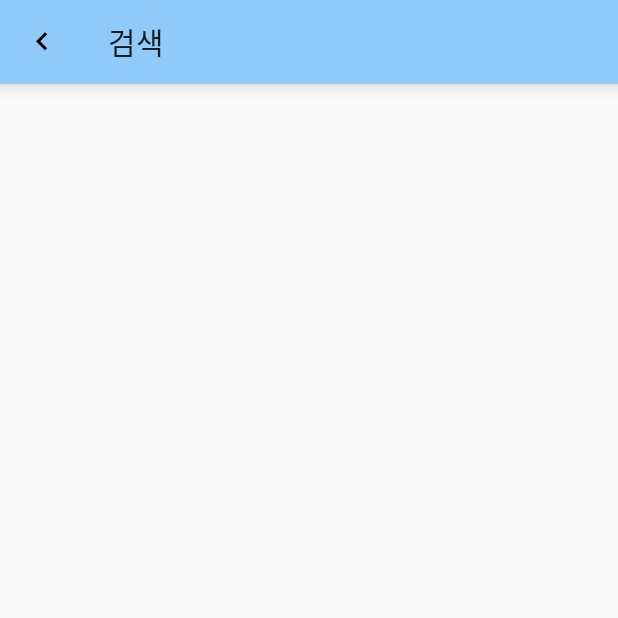
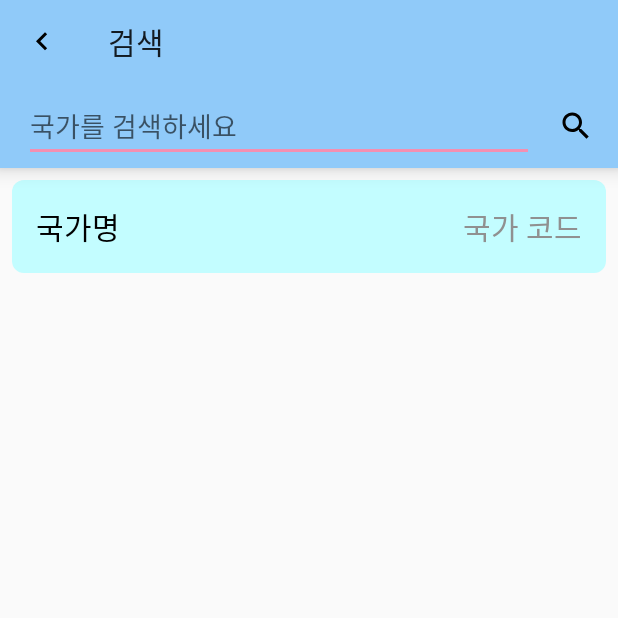
Before and after one commit to cheonjaeung/coronatracker, an Android app: the SearchActivity screen opened directly, with no data from a screen before it, on a phone screen of 412 x 824 dp, the top half of it. Run offline under Robolectric (Android 15) with nearby library versions, the phone set to English and light mode, and no system bars.

Commit message:
Make it can search countries by name or code.

```diff
--- a/app/src/main/java/io/github/entimer/coronatracker/room/AppDatabase.kt
+++ b/app/src/main/java/io/github/entimer/coronatracker/room/AppDatabase.kt
@@ -6,10 +6,10 @@ import androidx.room.Room
 import androidx.room.RoomDatabase
 import io.github.entimer.coronatracker.room.dao.CaseDao
 import io.github.entimer.coronatracker.room.dao.CountryDao
-import io.github.entimer.coronatracker.room.entity.Case
-import io.github.entimer.coronatracker.room.entity.Country
+import io.github.entimer.coronatracker.room.entity.CaseEntity
+import io.github.entimer.coronatracker.room.entity.CountryEntity
 
-@Database(entities = [Case::class, Country::class], version = 1)
+@Database(entities = [CaseEntity::class, CountryEntity::class], version = 1)
 abstract class AppDatabase: RoomDatabase() {
     abstract fun countryDao(): CountryDao
     abstract fun caseDao(): CaseDao
--- a/app/src/main/java/io/github/entimer/coronatracker/room/entity/Case.kt
+++ b/app/src/main/java/io/github/entimer/coronatracker/room/entity/CaseEntity.kt
@@ -7,13 +7,13 @@ import androidx.room.ForeignKey.CASCADE
     primaryKeys = ["country", "date"],
     foreignKeys = [
         ForeignKey(
-            entity = Country::class,
+            entity = CountryEntity::class,
             parentColumns = ["name"],
             childColumns = ["country"],
             onDelete = CASCADE
         )
     ])
-data class Case (
+data class CaseEntity (
     val country: String,
 
     val date: String,
--- a/app/src/main/java/io/github/entimer/coronatracker/room/entity/Country.kt
+++ b/app/src/main/java/io/github/entimer/coronatracker/room/entity/CountryEntity.kt
@@ -4,7 +4,7 @@ import androidx.room.Entity
 import androidx.room.PrimaryKey
 
 @Entity(tableName = "country")
-data class Country (
+data class CountryEntity (
     @PrimaryKey
     val name: String,
 
--- /dev/null
+++ b/app/src/main/java/io/github/entimer/coronatracker/ui/adapter/SearchListAdapter.kt
@@ -0,0 +1,40 @@
+package io.github.entimer.coronatracker.ui.adapter
+
+import android.content.Context
+import android.view.LayoutInflater
+import android.view.View
+import android.view.ViewGroup
+import android.widget.TextView
+import androidx.recyclerview.widget.RecyclerView
+import io.github.entimer.coronatracker.R
+import io.github.entimer.coronatracker.api.country.Country
+
+class SearchListAdapter(items: ArrayList<Country>): RecyclerView.Adapter<SearchListAdapter.ViewHolder>() {
+    private var items = items
+
+    class ViewHolder(view: View): RecyclerView.ViewHolder(view) {
+        val nameView: TextView = view.findViewById(R.id.search_list_item_name)
+        val codeView: TextView = view.findViewById(R.id.search_list_item_code)
+    }
+
+    override fun onCreateViewHolder(parent: ViewGroup, viewType: Int): ViewHolder {
+        val context = parent.context
+        val inflater = context.getSystemService(Context.LAYOUT_INFLATER_SERVICE) as LayoutInflater
+        val view = inflater.inflate(R.layout.layout_item_search_list, parent, false)
+        return ViewHolder(view)
+    }
+
+    override fun getItemCount(): Int {
+        return items.size
+    }
+
+    override fun onBindViewHolder(holder: ViewHolder, position: Int) {
+        holder.nameView.text = items[position].name
+        holder.codeView.text = items[position].code
+    }
+
+    fun updateList(items: ArrayList<Country>) {
+        this.items = items
+        notifyDataSetChanged()
+    }
+}
--- a/app/src/main/java/io/github/entimer/coronatracker/ui/main/MainActivity.kt
+++ b/app/src/main/java/io/github/entimer/coronatracker/ui/main/MainActivity.kt
@@ -25,8 +25,8 @@ class MainActivity: AppCompatActivity(), IView.Activity, IView.Frame, IMVP.View
         super.onCreate(savedInstanceState)
         setContentView(R.layout.activity_main)
 
-        presenter = MainPresenter(this)
-
+        initPresenter()
+        initView()
         initFragment()
         initListener()
 
--- a/app/src/main/java/io/github/entimer/coronatracker/ui/main/MainPresenter.kt
+++ b/app/src/main/java/io/github/entimer/coronatracker/ui/main/MainPresenter.kt
@@ -5,7 +5,7 @@ import io.github.entimer.coronatracker.ui.IMVP
 
 class MainPresenter(view: IMVP.View): IMVP.Presenter {
     private val view: IMVP.View = view
-    private val model: MainModel = MainModel(this)
+    private val model = MainModel(this)
 
     fun initDatabase(context: Context) {
         model.initCountriesDatabase(context)
--- /dev/null
+++ b/app/src/main/java/io/github/entimer/coronatracker/ui/search/ISearchMVP.kt
@@ -0,0 +1,14 @@
+package io.github.entimer.coronatracker.ui.search
+
+import android.content.Context
+import io.github.entimer.coronatracker.api.country.Country
+
+interface ISearchMVP {
+    interface View {
+        fun updateView(countries: ArrayList<Country>)
+    }
+
+    interface Presenter {
+        fun getData(context: Context, keyword: String)
+    }
+}
--- a/app/src/main/java/io/github/entimer/coronatracker/ui/search/SearchActivity.kt
+++ b/app/src/main/java/io/github/entimer/coronatracker/ui/search/SearchActivity.kt
@@ -2,16 +2,54 @@ package io.github.entimer.coronatracker.ui.search
 
 import android.os.Bundle
 import androidx.appcompat.app.AppCompatActivity
+import androidx.recyclerview.widget.LinearLayoutManager
+import androidx.recyclerview.widget.RecyclerView
 import io.github.entimer.coronatracker.R
-import kotlinx.android.synthetic.main.activity_setting.*
+import io.github.entimer.coronatracker.api.country.Country
+import io.github.entimer.coronatracker.ui.IView
+import io.github.entimer.coronatracker.ui.adapter.SearchListAdapter
+import kotlinx.android.synthetic.main.activity_search.*
 
-class SearchActivity: AppCompatActivity() {
+class SearchActivity: AppCompatActivity(), IView.Activity, ISearchMVP.View {
+    private lateinit var presenter: SearchPresenter
+    private lateinit var adapter: SearchListAdapter
+
     override fun onCreate(savedInstanceState: Bundle?) {
         super.onCreate(savedInstanceState)
         setContentView(R.layout.activity_search)
 
-        setting_toolbar.setNavigationOnClickListener {
+        initPresenter()
+        initView()
+        initListener()
+    }
+
+    override fun initPresenter() {
+        presenter = SearchPresenter(this)
+    }
+
+    override fun initView() {
+        adapter = SearchListAdapter(
+                arrayListOf(Country(getString(R.string.searchlist_item_code_placeholder),
+                    getString(R.string.searchlist_item_title_placeholder)
+                )
+            )
+        )
+        search_list.layoutManager = LinearLayoutManager(applicationContext)
+        search_list.adapter = adapter
+    }
+
+    override fun initListener() {
+        search_toolbar.setNavigationOnClickListener {
             finish()
         }
+
+        search_search_button.setOnClickListener {
+            val keyword = search_search_input.text.toString()
+            presenter.getData(applicationContext, keyword)
+        }
+    }
+
+    override fun updateView(countries: ArrayList<Country>) {
+        adapter.updateList(countries)
     }
 }
--- /dev/null
+++ b/app/src/main/java/io/github/entimer/coronatracker/ui/search/SearchPresenter.kt
@@ -0,0 +1,17 @@
+package io.github.entimer.coronatracker.ui.search
+
+import android.content.Context
+import io.github.entimer.coronatracker.api.country.Country
+
+class SearchPresenter(view: ISearchMVP.View): ISearchMVP.Presenter {
+    private val view: ISearchMVP.View = view
+    private val model = SearchModel(this)
+
+    fun updateView(countries: ArrayList<Country>) {
+        view.updateView(countries)
+    }
+
+    override fun getData(context: Context, keyword: String) {
+        model.getData(context, keyword)
+    }
+}
--- a/app/src/main/res/layout/activity_search.xml
+++ b/app/src/main/res/layout/activity_search.xml
@@ -8,7 +8,7 @@
     tools:context=".ui.setting.SettingActivity">
 
     <com.google.android.material.appbar.MaterialToolbar
-        android:id="@+id/setting_toolbar"
+        android:id="@+id/search_toolbar"
         android:layout_width="match_parent"
         android:layout_height="wrap_content"
         style="@style/Toolbar"
@@ -16,4 +16,40 @@
         app:navigationIcon="@drawable/ic_arrow_left_24dp"
         app:title="@string/search" />
 
+    <LinearLayout
+        android:id="@+id/search_searchbar"
+        android:layout_width="match_parent"
+        android:layout_height="wrap_content"
+        android:orientation="horizontal"
+        style="@style/Toolbar"
+        app:layout_constraintTop_toBottomOf="@+id/search_toolbar">
+
+        <EditText
+            android:id="@+id/search_search_input"
+            android:layout_width="match_parent"
+            android:layout_height="wrap_content"
+            android:layout_weight="1"
+            android:layout_gravity="center_vertical"
+            android:layout_marginLeft="16dp"
+            android:hint="@string/searchbar_placeholder"
+            android:inputType="text"
+            android:maxLines="1"/>
+
+        <ImageButton
+            android:id="@+id/search_search_button"
+            android:layout_width="24dp"
+            android:layout_height="24dp"
+            android:layout_margin="16dp"
+            android:src="@drawable/ic_search_24dp"
+            android:background="@android:color/transparent"/>
+
+    </LinearLayout>
+
+    <androidx.recyclerview.widget.RecyclerView
+        android:id="@+id/search_list"
+        android:layout_width="match_parent"
+        android:layout_height="0dp"
+        app:layout_constraintTop_toBottomOf="@+id/search_searchbar"
+        app:layout_constraintBottom_toBottomOf="parent"/>
+
 </androidx.constraintlayout.widget.ConstraintLayout>
--- a/app/src/main/res/layout/layout_card_chart.xml
+++ b/app/src/main/res/layout/layout_card_chart.xml
@@ -1,7 +1,6 @@
 <?xml version="1.0" encoding="utf-8"?>
 <LinearLayout
     xmlns:android="http://schemas.android.com/apk/res/android"
-    xmlns:app="http://schemas.android.com/apk/res-auto"
     android:layout_width="match_parent"
     android:layout_height="wrap_content"
     android:orientation="vertical"
@@ -28,7 +27,7 @@
         android:layout_height="wrap_content"
         android:layout_marginBottom="8dp"
         android:text="2020/04/11"
-        android:textColor="@color/colorUpdated"
+        android:textColor="@color/colorGray"
         android:textAlignment="viewEnd"/>
 
 </LinearLayout>
--- a/app/src/main/res/layout/layout_card_worldwide.xml
+++ b/app/src/main/res/layout/layout_card_worldwide.xml
@@ -1,7 +1,6 @@
 <?xml version="1.0" encoding="utf-8"?>
 <LinearLayout
     xmlns:android="http://schemas.android.com/apk/res/android"
-    xmlns:app="http://schemas.android.com/apk/res-auto"
     android:layout_width="match_parent"
     android:layout_height="wrap_content"
     android:orientation="vertical"
@@ -123,7 +122,7 @@
         android:layout_height="wrap_content"
         android:layout_marginBottom="8dp"
         android:text="2020/04/11"
-        android:textColor="@color/colorUpdated"
+        android:textColor="@color/colorGray"
         android:textAlignment="viewEnd"/>
 
 </LinearLayout>
--- /dev/null
+++ b/app/src/main/res/layout/layout_item_search_list.xml
@@ -0,0 +1,37 @@
+<?xml version="1.0" encoding="utf-8"?>
+<LinearLayout
+    xmlns:android="http://schemas.android.com/apk/res/android"
+    android:layout_width="match_parent"
+    android:layout_height="wrap_content"
+    android:orientation="vertical"
+    android:layout_margin="8dp"
+    android:padding="16dp"
+    android:background="@drawable/bg_round_border"
+    android:backgroundTint="@color/colorPrimaryLight">
+
+    <LinearLayout
+        android:layout_width="match_parent"
+        android:layout_height="wrap_content"
+        android:orientation="horizontal">
+
+        <TextView
+            android:id="@+id/search_list_item_name"
+            android:layout_width="wrap_content"
+            android:layout_height="wrap_content"
+            android:layout_weight="1"
+            android:layout_marginRight="16dp"
+            android:text="@string/searchlist_item_title_placeholder"
+            android:textSize="20sp"/>
+
+        <TextView
+            android:id="@+id/search_list_item_code"
+            android:layout_width="wrap_content"
+            android:layout_height="wrap_content"
+            android:text="@string/searchlist_item_code_placeholder"
+            android:textSize="20sp"
+            android:textColor="@color/colorGray"
+            android:textAlignment="viewEnd"/>
+
+    </LinearLayout>
+
+</LinearLayout>
--- a/app/src/main/res/values/colors.xml
+++ b/app/src/main/res/values/colors.xml
@@ -15,5 +15,5 @@
     <color name="colorConfirmed">#ffa000</color>
     <color name="colorRecovered">#4caf50</color>
     <color name="colorDeath">#f44336</color>
-    <color name="colorUpdated">#909090</color>
+    <color name="colorGray">#909090</color>
 </resources>
--- a/app/src/main/res/values/strings.xml
+++ b/app/src/main/res/values/strings.xml
@@ -22,4 +22,9 @@
     <!-- Dashboard -->
     <string name="worldwide">전세계</string>
     <string name="chart_center_text">전세계 확진자 현황</string>
+
+    <!-- Search -->
+    <string name="searchbar_placeholder">국가를 검색하세요</string>
+    <string name="searchlist_item_title_placeholder">국가명</string>
+    <string name="searchlist_item_code_placeholder">국가 코드</string>
 </resources>
--- a/build.gradle
+++ b/build.gradle
@@ -8,7 +8,7 @@ buildscript {
 
     }
     dependencies {
-        classpath 'com.android.tools.build:gradle:3.6.1'
+        classpath 'com.android.tools.build:gradle:3.6.2'
         classpath "org.jetbrains.kotlin:kotlin-gradle-plugin:$kotlin_version"
 
         // NOTE: Do not place your application dependencies here; they belong
```
Also changed, not shown: app/src/main/java/io/github/entimer/coronatracker/room/dao/CaseDao.kt (+10 -10 lines), app/src/main/java/io/github/entimer/coronatracker/room/dao/CountryDao.kt (+10 -25 lines), app/src/main/java/io/github/entimer/coronatracker/ui/main/MainModel.kt (+6 -10 lines), app/src/main/java/io/github/entimer/coronatracker/ui/search/SearchModel.kt (added, +41 -0 lines).
